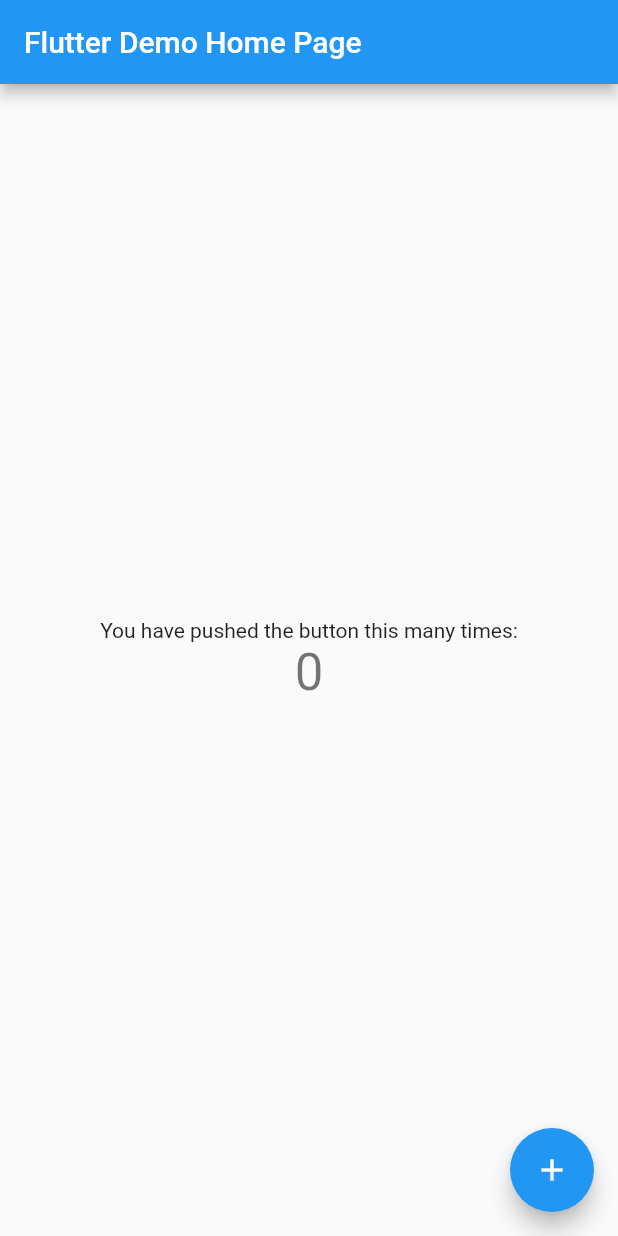
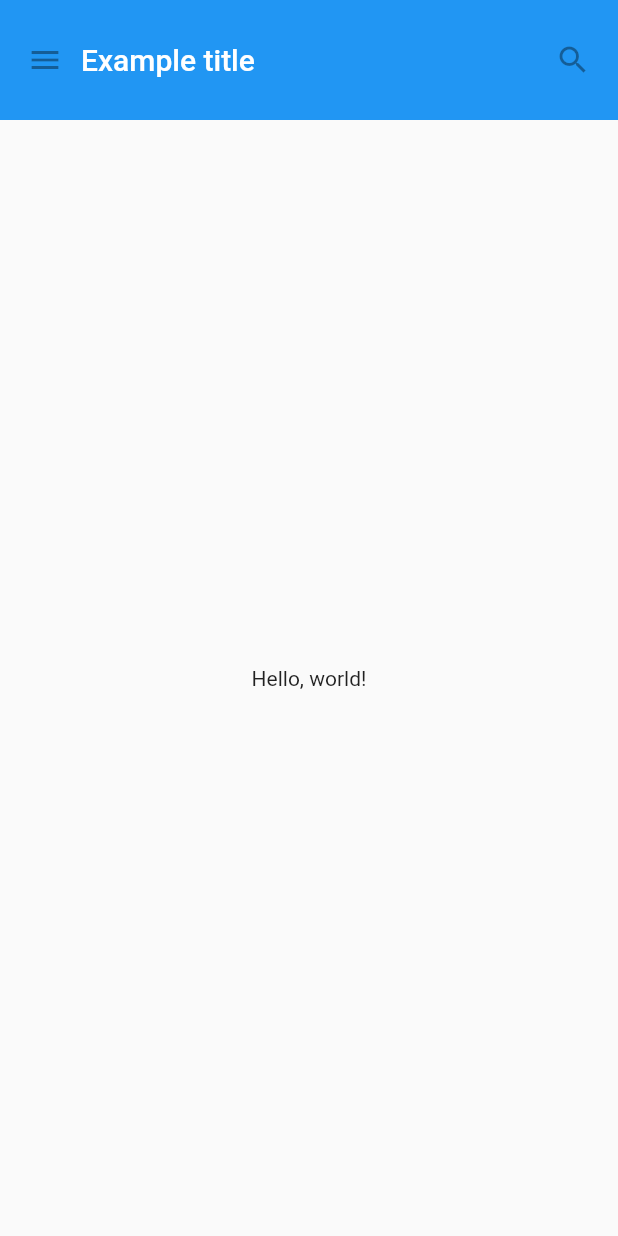
Before and after one commit to BennAjax/FlutterHub, a Flutter app: the screen it shows after launch, on a phone screen of 412 x 824 dp. Run offline on Flutter 3.47's test engine with Material 2 defaults, Android fonts, the phone set to English and light mode, and no system bars.

Commit message:
basic widget

```diff
--- a/lib/main.dart
+++ b/lib/main.dart
@@ -1,117 +1,71 @@
 import 'package:flutter/material.dart';
 
-void main() {
-  runApp(MyApp());
-}
+/// @class [MyAppBar] an app bar class which defines the appbar for the application
+class MyAppBar extends StatelessWidget {
+  MyAppBar({this.title});
 
-class MyApp extends StatelessWidget {
-  // This widget is the root of your application.
+  // Fields in a Widget subclass are always marked "final".
+
+  final Widget title;
+
   @override
   Widget build(BuildContext context) {
-    return MaterialApp(
-      title: 'Flutter Demo',
-      theme: ThemeData(
-        // This is the theme of your application.
-        //
-        // Try running your application with "flutter run". You'll see the
-        // application has a blue toolbar. Then, without quitting the app, try
-        // changing the primarySwatch below to Colors.green and then invoke
-        // "hot reload" (press "r" in the console where you ran "flutter run",
-        // or simply save your changes to "hot reload" in a Flutter IDE).
-        // Notice that the counter didn't reset back to zero; the application
-        // is not restarted.
-        primarySwatch: Colors.blue,
-        // This makes the visual density adapt to the platform that you run
-        // the app on. For desktop platforms, the controls will be smaller and
-        // closer together (more dense) than on mobile platforms.
-        visualDensity: VisualDensity.adaptivePlatformDensity,
+    return Container(
+      height:  80.0, // in logical pixels
+      padding: const EdgeInsets.symmetric(horizontal: 6.0),
+      decoration: BoxDecoration(color: Colors.blue[500]),
+      // Row is a horizontal, linear layout.
+      child: Row(
+        // <Widget> is the type of items in the list.
+        children: <Widget>[
+          IconButton(
+            icon: Icon(Icons.menu),
+            tooltip: 'Navigation menu',
+            onPressed: null, // null disables the button
+          ),
+          // Expanded expands its child to fill the available space.
+          Expanded(
+            child: title,
+          ),
+          IconButton(
+            icon: Icon(Icons.search),
+            tooltip: 'Search',
+            onPressed: null,
+          ),
+        ],
       ),
-      home: MyHomePage(title: 'Flutter Demo Home Page'),
     );
   }
 }
 
-class MyHomePage extends StatefulWidget {
-  MyHomePage({Key key, this.title}) : super(key: key);
-
-  // This widget is the home page of your application. It is stateful, meaning
-  // that it has a State object (defined below) that contains fields that affect
-  // how it looks.
-
-  // This class is the configuration for the state. It holds the values (in this
-  // case the title) provided by the parent (in this case the App widget) and
-  // used by the build method of the State. Fields in a Widget subclass are
-  // always marked "final".
-
-  final String title;
-
-  @override
-  _MyHomePageState createState() => _MyHomePageState();
-}
-
-class _MyHomePageState extends State<MyHomePage> {
-  int _counter = 0;
-
-  void _incrementCounter() {
-    setState(() {
-      // This call to setState tells the Flutter framework that something has
-      // changed in this State, which causes it to rerun the build method below
-      // so that the display can reflect the updated values. If we changed
-      // _counter without calling setState(), then the build method would not be
-      // called again, and so nothing would appear to happen.
-      _counter++;
-    });
-  }
-
+class MyScaffold extends StatelessWidget {
   @override
   Widget build(BuildContext context) {
-    // This method is rerun every time setState is called, for instance as done
-    // by the _incrementCounter method above.
-    //
-    // The Flutter framework has been optimized to make rerunning build methods
-    // fast, so that you can just rebuild anything that needs updating rather
-    // than having to individually change instances of widgets.
-    return Scaffold(
-      appBar: AppBar(
-        // Here we take the value from the MyHomePage object that was created by
-        // the App.build method, and use it to set our appbar title.
-        title: Text(widget.title),
+    // Material is a conceptual piece of paper on which the UI appears.
+    return Material(
+      // Column is a vertical, linear layout.
+      child: Column(
+        children: <Widget>[
+          MyAppBar( // sets appbar as the first child of the scaffold
+            title: Text(
+              'Example title',
+              style: Theme.of(context).primaryTextTheme.headline6,
+            ),
+          ),
+          Expanded(
+            child: Center(
+              child: Text('Hello, world!'),
+            ),
+          ),
+        ],
       ),
-      body: Center(
-        // Center is a layout widget. It takes a single child and positions it
-        // in the middle of the parent.
-        child: Column(
-          // Column is also a layout widget. It takes a list of children and
-          // arranges them vertically. By default, it sizes itself to fit its
-          // children horizontally, and tries to be as tall as its parent.
-          //
-          // Invoke "debug painting" (press "p" in the console, choose the
-          // "Toggle Debug Paint" action from the Flutter Inspector in Android
-          // Studio, or the "Toggle Debug Paint" command in Visual Studio Code)
-          // to see the wireframe for each widget.
-          //
-          // Column has various properties to control how it sizes itself and
-          // how it positions its children. Here we use mainAxisAlignment to
-          // center the children vertically; the main axis here is the vertical
-          // axis because Columns are vertical (the cross axis would be
-          // horizontal).
-          mainAxisAlignment: MainAxisAlignment.center,
-          children: <Widget>[
-            Text(
-              'You have pushed the button this many times:',
-            ),
-            Text(
-              '$_counter',
-              style: Theme.of(context).textTheme.headline4,
-            ),
-          ],
-        ),
-      ),
-      floatingActionButton: FloatingActionButton(
-        onPressed: _incrementCounter,
-        tooltip: 'Increment',
-        child: Icon(Icons.add),
-      ), // This trailing comma makes auto-formatting nicer for build methods.
     );
   }
 }
+
+void main() {
+  runApp(MaterialApp(
+    title: 'My app', // used by the OS task switcher
+    home: MyScaffold(),
+  ));
+}
```
Also changed, not shown: 1 other file.
